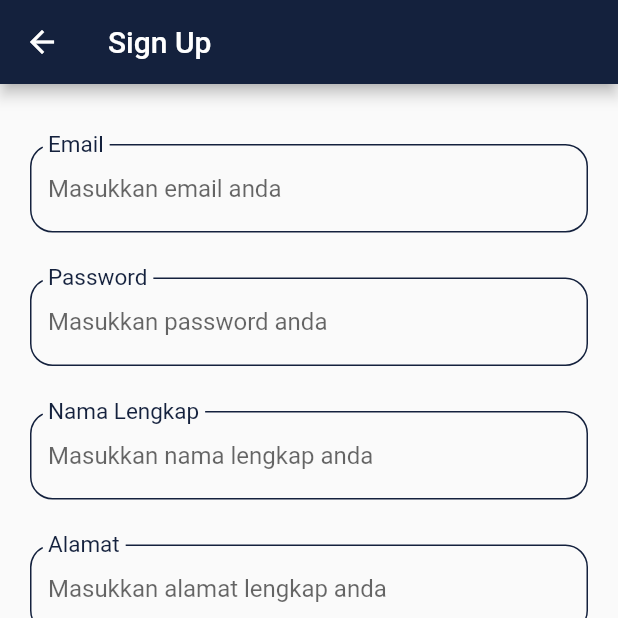
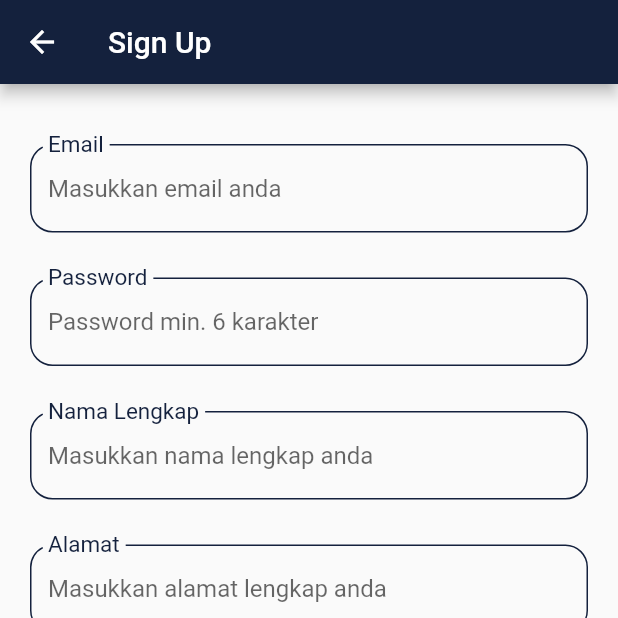
Before and after one commit to bakarbsa/rongsokin_user, a Flutter app: the screen it shows after launch, after a tap on "Daftar", on a phone screen of 412 x 824 dp, the top half of it. Run offline on Flutter 3.47's test engine with Material 2 defaults, Android fonts, the light colour scheme and no system bars; our stand-ins replace carousel_slider, cloud_firestore, firebase_auth, firebase_core, firebase_storage, image_picker; accounts and stored records are empty; Roboto replaces fonts that are missing (Montserrat); project files that could hold a hidden picture were left out.

```diff
--- a/lib/screens/sign_in/sign_in.dart
+++ b/lib/screens/sign_in/sign_in.dart
@@ -11,17 +11,22 @@ class SignIn extends StatelessWidget {
   @override
   Widget build(BuildContext context) {
     return Scaffold(
+      resizeToAvoidBottomInset: true,
       body: Container(
         padding: EdgeInsets.all(20),
-        child: Column(
+        child: ListView(
           children: [
-            Spacer(),
+            SizedBox(height: 50,),
             Image.asset("assets/images/logo_name_black.png"),
-            Spacer(),
-            Image.asset("assets/images/logo_image.png"),
-            Spacer(),
+            // Spacer(),
+            Container(
+              height: 200,
+              width: 200,
+              child: Image.asset("assets/images/logo_image.png"),
+            ),
+            SizedBox(height: 40,),
             SignInForm(),
-            Spacer(),
+            SizedBox(height: 20,),
             Row(
               mainAxisAlignment: MainAxisAlignment.center,
               children: [
@@ -44,7 +49,6 @@ class SignIn extends StatelessWidget {
                     )),
               ],
             ),
-            Spacer()
           ],
         ),
       ),
--- a/lib/screens/sign_up/sign_up.dart
+++ b/lib/screens/sign_up/sign_up.dart
@@ -103,7 +103,7 @@ class _SignUpState extends State<SignUp> {
                       floatingLabelBehavior: FloatingLabelBehavior.always,
                       labelText: "Password",
                       labelStyle: TextStyle(fontSize: 20, color: kPrimaryColor),
-                      hintText: "Masukkan password anda",
+                      hintText: "Password min. 6 karakter",
                       focusedBorder: OutlineInputBorder(
                         borderRadius: BorderRadius.circular(15.0),
                         borderSide: BorderSide(
--- a/lib/screens/transaction/detail_item.dart
+++ b/lib/screens/transaction/detail_item.dart
@@ -476,6 +476,7 @@ class _ItemContainerState extends State<ItemContainer>
                                           'fotoBarang': await pickImage(
                                               ImageSource.camera)
                                         };
+                                        Navigator.pop(context);
                                       },
                                       child: Container(
                                         width: 150,
@@ -507,6 +508,7 @@ class _ItemContainerState extends State<ItemContainer>
                                           'fotoBarang': await pickImage(
                                               ImageSource.gallery)
                                         };
+                                        Navigator.pop(context);
                                       },
                                       child: Container(
                                         width: 150,
```
Also changed, not shown: pubspec.yaml (+9 -0 lines), assets/images/logo_rongsokin_user.png (added), pubspec.lock, 29 other files.
